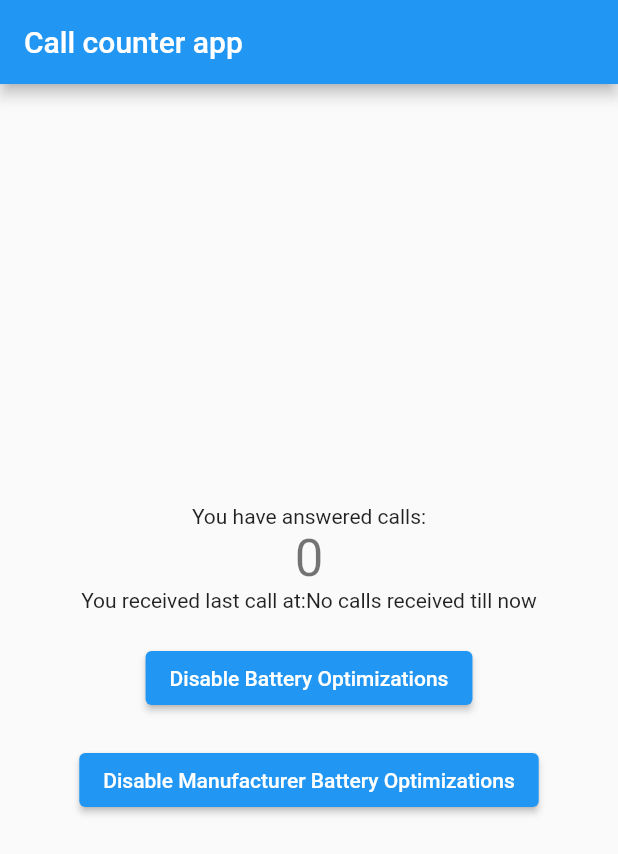
After one commit to androidshashi/call_count, a Flutter app: the screen it shows after launch, after a tap on "Disable Manufacturer Battery Optimizatio", on a phone screen of 412 x 824 dp. The commit adds this screen. Shown: the top 854 px of the screen. Run offline on Flutter 3.47's test engine with Material 2 defaults, Android fonts, the phone set to English and light mode, and no system bars; our stand-ins replace device_info_plus, flutter_local_notifications, fluttertoast, permission_handler, shared_preferences; missing offline and left inert: dart:ffi, disable_battery_optimization, flutter_background_service, flutter_background_service_android, phone_state, platform_device_id.

```diff
--- a/lib/main.dart
+++ b/lib/main.dart
@@ -3,15 +3,13 @@ import 'dart:io';
 import 'dart:ui';
 
 import 'package:call_count/api/web_service.dart';
-import 'package:call_count/extension_methods.dart';
+import 'package:call_count/view/home_page.dart';
 import 'package:device_info_plus/device_info_plus.dart';
-import 'package:disable_battery_optimization/disable_battery_optimization.dart';
 import 'package:flutter/material.dart';
 import 'package:flutter_background_service/flutter_background_service.dart';
 import 'package:flutter_background_service_android/flutter_background_service_android.dart';
 import 'package:flutter_local_notifications/flutter_local_notifications.dart';
 import 'package:intl/intl.dart';
-import 'package:permission_handler/permission_handler.dart';
 import 'package:phone_state/phone_state.dart';
 import 'package:shared_preferences/shared_preferences.dart';
 
@@ -33,14 +31,22 @@ Future<void> initializeService() async {
     importance: Importance.low, // importance must be at low or higher level
   );
 
+  const DarwinInitializationSettings initializationSettingsDarwin =
+      DarwinInitializationSettings(
+    requestAlertPermission: false,
+    requestBadgePermission: false,
+    requestSoundPermission: false,
+    //   notificationCategories: darwinNotificationCategories,
+  );
+
   final FlutterLocalNotificationsPlugin flutterLocalNotificationsPlugin =
       FlutterLocalNotificationsPlugin();
 
   if (Platform.isIOS) {
     await flutterLocalNotificationsPlugin.initialize(
       const InitializationSettings(
-          //iOS: IOSInitializationSettings(),
-          ),
+        iOS: initializationSettingsDarwin,
+      ),
     );
   }
 
@@ -116,6 +122,8 @@ void onStart(ServiceInstance service) async {
         var now = DateTime.now();
         String formattedDate = DateFormat('yyyy-MM-dd – kk:mm').format(now);
         prefs.setString("last_call_at", formattedDate);
+        //
+        debugPrint("----------Counter:$counter, Last call at:$formattedDate----------");
       }
     }
   });
@@ -203,138 +211,7 @@ class MyApp extends StatelessWidget {
       theme: ThemeData(
         primarySwatch: Colors.blue,
       ),
-      home: const MyHomePage(title: 'Call counter app'),
+      home: const HomePage(title: 'Call counter app'),
     );
   }
 }
-
-class MyHomePage extends StatefulWidget {
-  const MyHomePage({super.key, required this.title});
-
-  final String title;
-
-  @override
-  State<MyHomePage> createState() => _MyHomePageState();
-}
-
-class _MyHomePageState extends State<MyHomePage> {
-  int _counter = 0;
-  late SharedPreferences prefs;
-  String _lastCallAt = "No call received";
-
-  @override
-  void initState() {
-    askForPhoneStatePermission();
-    super.initState();
-  }
-
-  void askForPhoneStatePermission() async {
-    if (await Permission.phone.request().isGranted) {
-      // Either the permission was already granted before or the user just granted it.
-      setStream();
-    }
-
-    var status = await Permission.phone.status;
-    if (status.isDenied) {
-      // We didn't ask for permission yet or the permission has been denied before but not permanently.
-      await Permission.phone.request();
-    }
-
-    // You can can also directly ask the permission about its status.
-    if (await Permission.phone.isRestricted) {
-      await Permission.contacts.shouldShowRequestRationale;
-    }
-
-    if (await Permission.phone.isPermanentlyDenied) {
-      openAppSettings();
-    }
-  }
-
-  ///Start phone call state
-  Future<void> setStream() async {
-    prefs = await SharedPreferences.getInstance();
-    setState(() {
-      _counter = prefs.getInt("call_counter") ?? 0;
-      _lastCallAt =
-          prefs.getString("last_call_at") ?? "No calls received till now";
-    });
-
-    debugPrint(
-        "---------------------------previous calls:$_counter---------------------------");
-    PhoneState.phoneStateStream.listen((event) async {
-      if (event != null) {
-        if (event == PhoneStateStatus.CALL_STARTED) {
-          //call counter
-          int counter = prefs.getInt("call_counter") ?? 0;
-          counter++;
-          prefs.setInt("call_counter", counter);
-
-          //last call time
-          var now = DateTime.now();
-          String formattedDate = DateFormat('yyyy-MM-dd – kk:mm').format(now);
-          prefs.setString("last_call_at", formattedDate);
-
-          setState(() {
-            _counter = counter;
-            _lastCallAt = formattedDate;
-          });
-        }
-      }
-    });
-  }
-
-  @override
-  Widget build(BuildContext context) {
-    return Scaffold(
-      appBar: AppBar(
-        // Here we take the value from the MyHomePage object that was created by
-        // the App.build method, and use it to set our appbar title.
-        title: Text(widget.title),
-      ),
-      body: Center(
-        // Center is a layout widget. It takes a single child and positions it
-        // in the middle of the parent.
-        child: Column(
-          mainAxisAlignment: MainAxisAlignment.center,
-          children: <Widget>[
-            const Text(
-              'You have answered calls:',
-            ),
-            Text(
-              '$_counter',
-              style: Theme.of(context).textTheme.headlineMedium,
-            ),
-            Text(
-              "You received last call at:$_lastCallAt",
-            ),
-            ..._batteryOptimizationLayout(),
-          ],
-        ),
-      ),
-    );
-  }
-
-  List<Widget> _batteryOptimizationLayout() {
-    return [
-      const SizedBox(
-        height: 20,
-      ),
-      ElevatedButton(
-          child: const Text("Disable Battery Optimizations"),
-          onPressed: () {
-            DisableBatteryOptimization.showDisableBatteryOptimizationSettings();
-          }),
-      const SizedBox(
-        height: 20,
-      ),
-      ElevatedButton(
-          child: const Text("Disable Manufacturer Battery Optimizations"),
-          onPressed: () {
-            DisableBatteryOptimization
-                .showDisableManufacturerBatteryOptimizationSettings(
-                    "Your device has additional battery optimization",
-                    "Follow the steps and disable the optimizations to allow smooth functioning of this app");
-          }),
-    ];
-  }
-}
--- /dev/null
+++ b/lib/view/home_page.dart
@@ -0,0 +1,157 @@
+import 'dart:io';
+
+import 'package:disable_battery_optimization/disable_battery_optimization.dart';
+import 'package:flutter/material.dart';
+import 'package:intl/intl.dart';
+import 'package:permission_handler/permission_handler.dart';
+import 'package:phone_state/phone_state.dart';
+import 'package:shared_preferences/shared_preferences.dart';
+import 'package:fluttertoast/fluttertoast.dart';
+
+class HomePage extends StatefulWidget {
+  const HomePage({super.key, required this.title});
+
+  final String title;
+
+  @override
+  State<HomePage> createState() => _HomePageState();
+}
+
+class _HomePageState extends State<HomePage> {
+  int _counter = 0;
+  late SharedPreferences prefs;
+  String _lastCallAt = "No call received";
+
+  @override
+  void initState() {
+    if(Platform.isIOS)
+      {
+        Fluttertoast.showToast(
+            msg: "Inside init state",
+        );
+        setStream();
+      }
+    if(Platform.isAndroid)
+    {
+      askForPhoneStatePermission();
+    }
+
+    super.initState();
+  }
+
+  //Only for android
+  void askForPhoneStatePermission() async {
+    if (await Permission.phone.request().isGranted) {
+      // Either the permission was already granted before or the user just granted it.
+      setStream();
+    }
+
+    var status = await Permission.phone.status;
+    if (status.isDenied) {
+      // We didn't ask for permission yet or the permission has been denied before but not permanently.
+      await Permission.phone.request();
+    }
+
+    // You can can also directly ask the permission about its status.
+    if (await Permission.phone.isRestricted) {
+      await Permission.contacts.shouldShowRequestRationale;
+    }
+
+    if (await Permission.phone.isPermanentlyDenied) {
+      openAppSettings();
+    }
+  }
+
+  ///Start phone call state
+  Future<void> setStream() async {
+    Fluttertoast.showToast(
+      msg: "Inside setStream",
+    );
+    prefs = await SharedPreferences.getInstance();
+    setState(() {
+      _counter = prefs.getInt("call_counter") ?? 0;
+      _lastCallAt =
+          prefs.getString("last_call_at") ?? "No calls received till now";
+    });
+
+    debugPrint(
+        "---------------------------previous calls:$_counter---------------------------");
+    PhoneState.phoneStateStream.listen((event) async {
+      if (event != null) {
+        if (event == PhoneStateStatus.CALL_STARTED) {
+          //call counter
+          int counter = prefs.getInt("call_counter") ?? 0;
+          counter++;
+          prefs.setInt("call_counter", counter);
+
+          //last call time
+          var now = DateTime.now();
+          String formattedDate = DateFormat('yyyy-MM-dd – kk:mm').format(now);
+          prefs.setString("last_call_at", formattedDate);
+
+          setState(() {
+            _counter = counter;
+            _lastCallAt = formattedDate;
+            debugPrint(
+                "----------Counter:$_counter, Last call at:$_lastCallAt----------");
+          });
+        }
+      }
+    });
+  }
+
+  @override
+  Widget build(BuildContext context) {
+    return Scaffold(
+      appBar: AppBar(
+        // Here we take the value from the MyHomePage object that was created by
+        // the App.build method, and use it to set our appbar title.
+        title: Text(widget.title),
+      ),
+      body: Center(
+        // Center is a layout widget. It takes a single child and positions it
+        // in the middle of the parent.
+        child: Column(
+          mainAxisAlignment: MainAxisAlignment.center,
+          children: <Widget>[
+            const Text(
+              'You have answered calls:',
+            ),
+            Text(
+              '$_counter',
+              style: Theme.of(context).textTheme.headlineMedium,
+            ),
+            Text(
+              "You received last call at:$_lastCallAt",
+            ),
+            ...Platform.isAndroid ? (_batteryOptimizationLayout()) : [],
+          ],
+        ),
+      ),
+    );
+  }
+
+  List<Widget> _batteryOptimizationLayout() {
+    return [
+      const SizedBox(
+        height: 20,
+      ),
+      ElevatedButton(
+          child: const Text("Disable Battery Optimizations"),
+          onPressed: () {
+            DisableBatteryOptimization.showDisableBatteryOptimizationSettings();
+          }),
+      const SizedBox(
+        height: 20,
+      ),
+      ElevatedButton(
+          child: const Text("Disable Manufacturer Battery Optimizations"),
+          onPressed: () {
+            DisableBatteryOptimization
+                .showDisableManufacturerBatteryOptimizationSettings(
+                    "Your device has additional battery optimization",
+                    "Follow the steps and disable the optimizations to allow smooth functioning of this app");
+          }),
+    ];
+  }
+}
--- a/pubspec.yaml
+++ b/pubspec.yaml
@@ -48,6 +48,7 @@ dependencies:
   disable_battery_optimization: ^1.1.0+1
   permission_handler: ^10.2.0
   platform_device_id: ^1.0.1
+  fluttertoast: ^8.2.1
 
 dev_dependencies:
   flutter_test:
```
Also changed, not shown: pubspec.lock, 6 other files.
